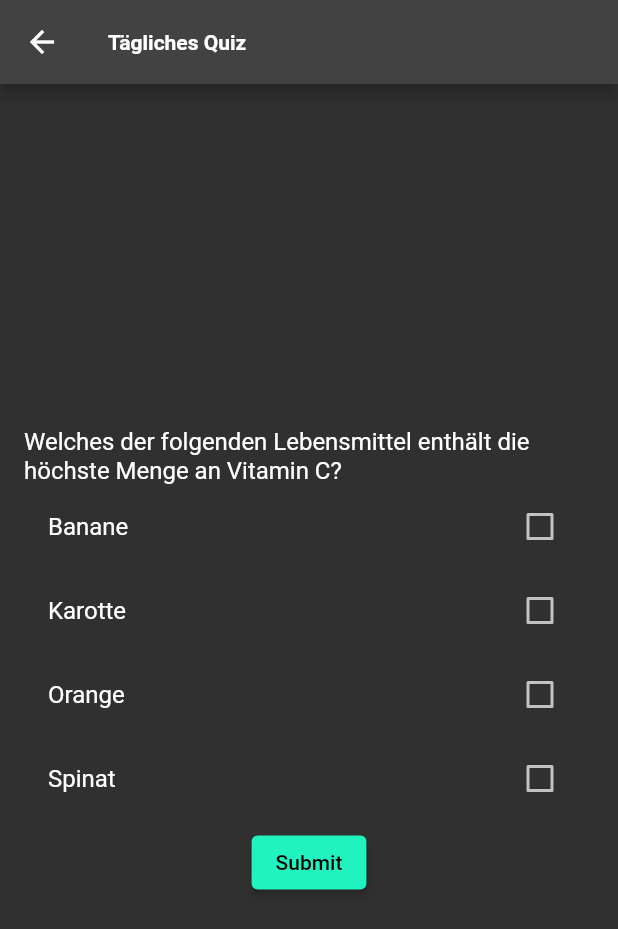
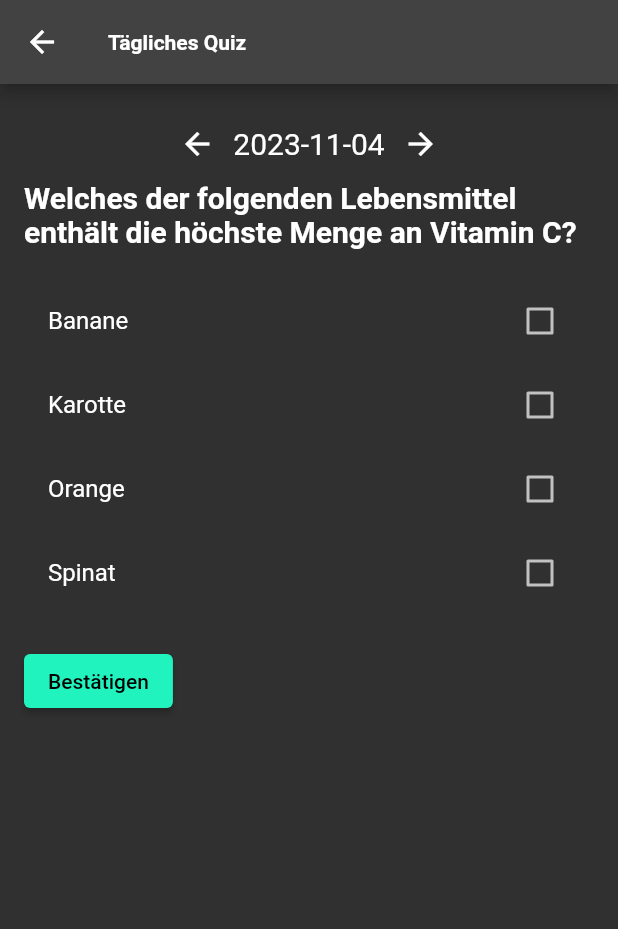
Before and after one commit to M3RL1NF/healthhero, a Flutter app: the QuizScreen screen opened directly, on a phone screen of 412 x 824 dp. Shown: the top 929 px of the screen. Run offline on Flutter 3.47's test engine with Material 2 defaults, Android fonts, the light colour scheme and no system bars; our stand-ins replace sqflite; accounts and stored records are empty.

Commit message:
updated quiz screen

```diff
--- a/lib/screens/QuizScreen.dart
+++ b/lib/screens/QuizScreen.dart
@@ -11,11 +11,12 @@ class QuizScreen extends StatefulWidget {
 
 class QuizScreenState extends State<QuizScreen> {
   int? selectedAnswer;
-  bool isSubmitting = false;
+  bool isCorrect = false;
+  bool isIncorrect = false;
+  DateTime currentDate = DateTime.now();
 
-  Future<Quiz?> _getDailyQuiz() async {
-    DateTime yesterdayDate = DateTime.now();
-    Quiz? dailyQuiz = await QuizHelper.getDailyQuiz(yesterdayDate);
+  Future<Quiz?> _getDailyQuiz(DateTime date) async {
+    Quiz? dailyQuiz = await QuizHelper.getDailyQuiz(date);
     return dailyQuiz;
   }
 
@@ -25,12 +26,35 @@ class QuizScreenState extends State<QuizScreen> {
     });
   }
 
-  void _onSubmit(int quizId, int userAnswer) {
+  void _onSubmit(int quizId, int userAnswer, int correctAnswer) {
     if (selectedAnswer != null) {
       setState(() {
-        isSubmitting = true;
+        isCorrect = userAnswer == correctAnswer;
+        isIncorrect = userAnswer != correctAnswer;
       });
-      QuizHelper.updateQuizAnswer(quizId, userAnswer.toInt());
+      QuizHelper.updateQuizAnswer(quizId, userAnswer);
+    }
+  }
+
+  Future<void> _selectDate(BuildContext context) async {
+    final DateTime? picked = await showDatePicker(
+      context: context,
+      initialDate: currentDate,
+      firstDate: DateTime(1900),
+      lastDate: DateTime(2101),
+    );
+    if (picked != null && picked != currentDate) {
+      final Quiz? updatedQuiz = await _getDailyQuiz(picked);
+      if (updatedQuiz != null) {
+        setState(() {
+          currentDate = picked;
+          if (updatedQuiz.answer == null) {
+            isCorrect = false;
+            isIncorrect = false;
+            selectedAnswer = null;
+          }
+        });
+      }
     }
   }
 
@@ -44,9 +68,48 @@ class QuizScreenState extends State<QuizScreen> {
           fontWeight: FontWeight.bold,
         ),
       ),
-      body: Center(
-        child: FutureBuilder<Quiz?>(
-          future: _getDailyQuiz(),
+      body: Align(
+        alignment: Alignment.topCenter,
+        child: Padding(
+          padding: const EdgeInsets.all(16.0),
+          child: Column(
+            children: [
+              Row(
+                mainAxisAlignment: MainAxisAlignment.center,
+                children: [
+                  IconButton(
+                    onPressed: () {
+                      setState(() {
+                        currentDate = currentDate.subtract(const Duration(days: 1));
+                        isCorrect = false;
+                        isIncorrect = false;
+                        selectedAnswer = null;
+                      });
+                    },
+                    icon: const Icon(Icons.arrow_back),
+                  ),
+                  GestureDetector(
+                    onTap: () => _selectDate(context),
+                    child: Text(
+                      "${currentDate.toLocal()}".split(' ')[0],
+                      style: const TextStyle(fontSize: 20),
+                    ),
+                  ),
+                  IconButton(
+                    onPressed: () {
+                      setState(() {
+                        currentDate = currentDate.add(const Duration(days: 1));
+                        isCorrect = false;
+                        isIncorrect = false;
+                        selectedAnswer = null;
+                      });
+                    },
+                    icon: const Icon(Icons.arrow_forward),
+                  ),
+                ],
+              ),
+              FutureBuilder<Quiz?>(
+                future: _getDailyQuiz(currentDate),
                 builder: (context, snapshot) {
                   if (snapshot.connectionState == ConnectionState.waiting) {
                     return const CircularProgressIndicator();
@@ -56,11 +119,14 @@ class QuizScreenState extends State<QuizScreen> {
                     Quiz? quiz = snapshot.data;
                     if (quiz != null) {
                       return Column(
-                  mainAxisAlignment: MainAxisAlignment.center,
+                        crossAxisAlignment: CrossAxisAlignment.start,
                         children: [
-                    ListTile(
-                      title: Text(quiz.question),
-                      subtitle: Column(
+                          Text(
+                            quiz.question,
+                            style: const TextStyle(fontSize: 20, fontWeight: FontWeight.bold),
+                          ),
+                          const SizedBox(height: 20),
+                          Column(
                             crossAxisAlignment: CrossAxisAlignment.start,
                             children: [
                               CheckboxListTile(
@@ -85,10 +151,52 @@ class QuizScreenState extends State<QuizScreen> {
                               ),
                             ],
                           ),
+                          const SizedBox(height: 20),
+                          ElevatedButton(
+                            onPressed: () {
+                              _onSubmit(quiz.id, selectedAnswer!, quiz.solution);
+                            },
+                            child: const Text('Bestätigen'),
                           ),
-                    ElevatedButton(
-                      onPressed: isSubmitting ? null : () => _onSubmit(quiz.id, selectedAnswer!),
-                      child: const Text('Submit'),
+                          if (isCorrect)
+                            Padding(
+                              padding: const EdgeInsets.only(top: 10),
+                              child: Container(
+                                decoration: BoxDecoration(
+                                  color: const Color.fromARGB(255, 164, 255, 167),
+                                  borderRadius: BorderRadius.circular(4),
+                                ),
+                                child: const SizedBox(
+                                  width: double.infinity,
+                                  child: Padding(
+                                    padding: EdgeInsets.all(10.0),
+                                    child: Text(
+                                      'Sehr gut! Das ist die richtige Antwort.',
+                                      style: TextStyle(color: Colors.black),
+                                    ),
+                                  ),
+                                ),
+                              ),
+                            ),
+                          if (isIncorrect)
+                            Padding(
+                              padding: const EdgeInsets.only(top: 10),
+                              child: Container(
+                                decoration: BoxDecoration(
+                                  color: const Color.fromARGB(255, 255, 152, 145),
+                                  borderRadius: BorderRadius.circular(4),
+                                ),
+                                child: const SizedBox(
+                                  width: double.infinity,
+                                  child: Padding(
+                                    padding: EdgeInsets.all(10.0),
+                                    child: Text(
+                                      'Oops! Das ist leider die falsche Antwort.',
+                                      style: TextStyle(color: Colors.black),
+                                    ),
+                                  ),
+                                ),
+                              ),
                             ),
                         ],
                       );
@@ -100,6 +208,9 @@ class QuizScreenState extends State<QuizScreen> {
                   }
                 },
               ),
+            ],
+          ),
+        ),
       ),
     );
   }
```
Lines whose indentation alone changed are shown as unchanged.
